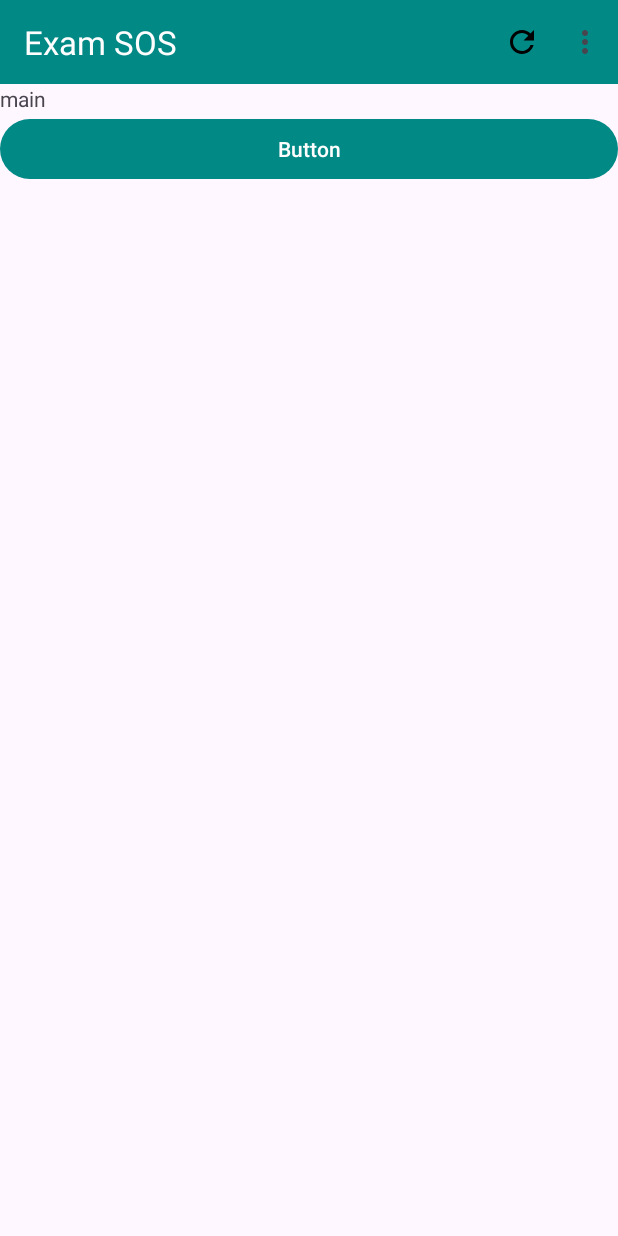
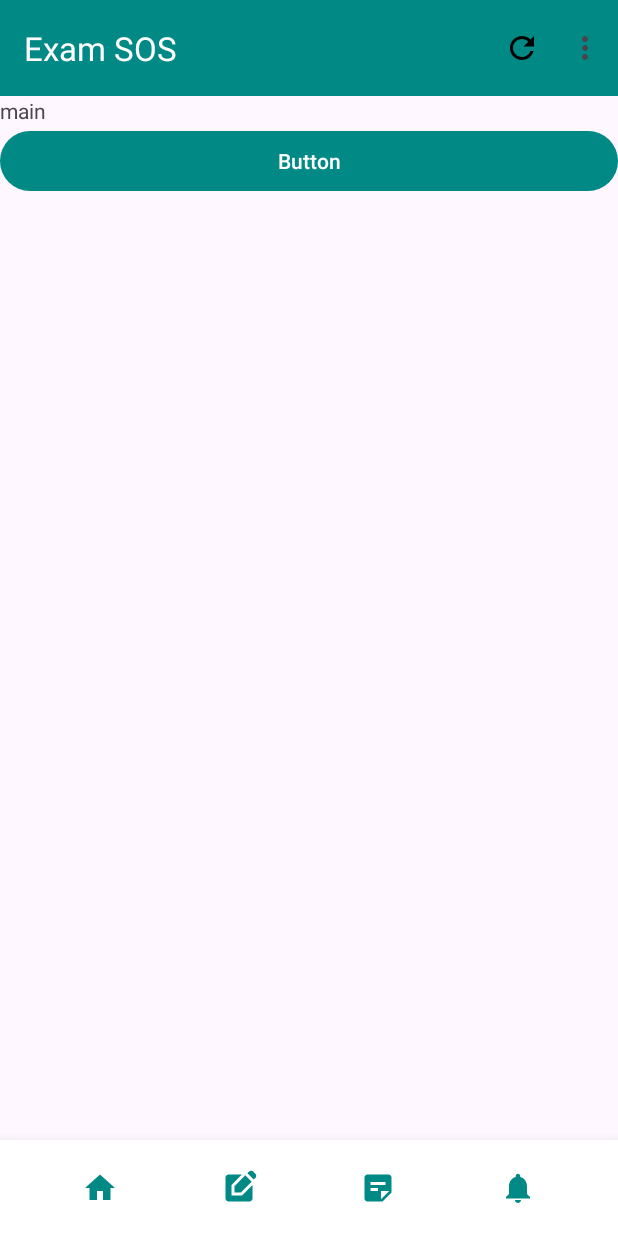
Before and after one commit to rayrayrachel/ExamSOS, an Android app: the screen it shows after launch (MainActivity), on a phone screen of 412 x 824 dp. Run offline under Robolectric (Android 15) with nearby library versions, the phone set to English and light mode, and no system bars.

Commit message:
[UI] Bottom Navigation Bar

```diff
--- a/app/src/main/java/com/example/examsos/NotesActivity.kt
+++ b/app/src/main/java/com/example/examsos/NotesActivity.kt
@@ -30,7 +30,7 @@ class NotesActivity : AppCompatActivity(){
         return when (item.itemId) {
             R.id.upButton -> {
                 finish()
-                Log.i(myTag, "restart clicked")
+                Log.i(myTag, "Up Button clicked")
                 true
             }
 
--- /dev/null
+++ b/app/src/main/res/drawable/baseline_quiz_24.xml
@@ -0,0 +1,7 @@
+<vector xmlns:android="http://schemas.android.com/apk/res/android" android:height="24dp" android:tint="#000000" android:viewportHeight="24" android:viewportWidth="24" android:width="24dp">
+
+    <path android:fillColor="@android:color/white" android:pathData="M4,6H2v14c0,1.1 0.9,2 2,2h14v-2H4V6z"/>
+
+    <path android:fillColor="@android:color/white" android:pathData="M20,2H8C6.9,2 6,2.9 6,4v12c0,1.1 0.9,2 2,2h12c1.1,0 2,-0.9 2,-2V4C22,2.9 21.1,2 20,2zM14.01,15c-0.59,0 -1.05,-0.47 -1.05,-1.05c0,-0.59 0.47,-1.04 1.05,-1.04c0.59,0 1.04,0.45 1.04,1.04C15.04,14.53 14.6,15 14.01,15zM16.51,8.83c-0.63,0.93 -1.23,1.21 -1.56,1.81c-0.13,0.24 -0.18,0.4 -0.18,1.18h-1.52c0,-0.41 -0.06,-1.08 0.26,-1.65c0.41,-0.73 1.18,-1.16 1.63,-1.8c0.48,-0.68 0.21,-1.94 -1.14,-1.94c-0.88,0 -1.32,0.67 -1.5,1.23l-1.37,-0.57C11.51,5.96 12.52,5 13.99,5c1.23,0 2.08,0.56 2.51,1.26C16.87,6.87 17.08,7.99 16.51,8.83z"/>
+
+</vector>
--- /dev/null
+++ b/app/src/main/res/drawable/ic_home.xml
@@ -0,0 +1,5 @@
+<vector xmlns:android="http://schemas.android.com/apk/res/android" android:height="24dp" android:tint="#000000" android:viewportHeight="24" android:viewportWidth="24" android:width="24dp">
+
+    <path android:fillColor="@android:color/white" android:pathData="M10,20v-6h4v6h5v-8h3L12,3 2,12h3v8z"/>
+
+</vector>
--- /dev/null
+++ b/app/src/main/res/drawable/ic_level.xml
@@ -0,0 +1,9 @@
+<vector xmlns:android="http://schemas.android.com/apk/res/android" android:height="24dp" android:tint="#000000" android:viewportHeight="24" android:viewportWidth="24" android:width="24dp">
+
+    <path android:fillColor="@android:color/white" android:pathData="M7,17V9.93L13.93,3l0,0H5C3.9,3 3,3.9 3,5v14c0,1.1 0.9,2 2,2h14c1.1,0 2,-0.9 2,-2v-8.93L14.07,17H7z"/>
+
+    <path android:fillColor="@android:color/white" android:pathData="M9,15l4.24,0l7.2,-7.2l-4.24,-4.24l-7.2,7.2z"/>
+
+    <path android:fillColor="@android:color/white" android:pathData="M22.91,2.49l-1.41,-1.41c-0.78,-0.78 -2.05,-0.78 -2.83,0l-1.06,1.06l4.24,4.24l1.06,-1.06C23.7,4.54 23.7,3.27 22.91,2.49z"/>
+
+</vector>
--- /dev/null
+++ b/app/src/main/res/drawable/ic_note.xml
@@ -0,0 +1,5 @@
+<vector xmlns:android="http://schemas.android.com/apk/res/android" android:autoMirrored="true" android:height="24dp" android:tint="#000000" android:viewportHeight="24" android:viewportWidth="24" android:width="24dp">
+
+    <path android:fillColor="@android:color/white" android:pathData="M19,3H4.99C3.89,3 3,3.9 3,5l0.01,14c0,1.1 0.89,2 1.99,2h10l6,-6V5C21,3.9 20.1,3 19,3zM7,8h10v2H7V8zM12,14H7v-2h5V14zM14,19.5V14h5.5L14,19.5z"/>
+
+</vector>
--- /dev/null
+++ b/app/src/main/res/drawable/ic_notifications.xml
@@ -0,0 +1,5 @@
+<vector xmlns:android="http://schemas.android.com/apk/res/android" android:height="24dp" android:tint="#000000" android:viewportHeight="24" android:viewportWidth="24" android:width="24dp">
+
+    <path android:fillColor="@android:color/white" android:pathData="M12,22c1.1,0 2,-0.9 2,-2h-4c0,1.1 0.89,2 2,2zM18,16v-5c0,-3.07 -1.64,-5.64 -4.5,-6.32L13.5,4c0,-0.83 -0.67,-1.5 -1.5,-1.5s-1.5,0.67 -1.5,1.5v0.68C7.63,5.36 6,7.92 6,11v5l-2,2v1h16v-1l-2,-2z"/>
+
+</vector>
--- a/app/src/main/res/layout/activity_main.xml
+++ b/app/src/main/res/layout/activity_main.xml
@@ -1,32 +1,31 @@
 <?xml version="1.0" encoding="utf-8"?>
-<androidx.constraintlayout.widget.ConstraintLayout xmlns:android="http://schemas.android.com/apk/res/android"
+<androidx.constraintlayout.widget.ConstraintLayout
+    xmlns:android="http://schemas.android.com/apk/res/android"
     xmlns:app="http://schemas.android.com/apk/res-auto"
     xmlns:tools="http://schemas.android.com/tools"
     android:id="@+id/main"
     android:layout_width="match_parent"
     android:layout_height="match_parent"
-    tools:context=".MainActivity"
     android:orientation="vertical"
-    android:gravity="center_horizontal">
-
+    android:gravity="center_horizontal"
+    tools:context=".MainActivity">
 
     <LinearLayout
-
+        android:id="@+id/main_content"
         android:layout_width="match_parent"
-        android:layout_height="match_parent"
-        android:orientation="vertical">
-
+        android:layout_height="0dp"
+        android:orientation="vertical"
+        app:layout_constraintTop_toTopOf="parent"
+        app:layout_constraintBottom_toTopOf="@id/bottom_navigation">
 
         <androidx.appcompat.widget.Toolbar
             android:id="@+id/main_toolbar"
             android:layout_width="match_parent"
+            android:layout_height="wrap_content"
+            android:background="@color/theme_primary"
             android:minHeight="?attr/actionBarSize"
-            android:layout_height="56dp"
-            app:titleTextColor="@android:color/white"
             app:popupTheme="@style/CustomOverflowMenuStyle"
-
-            android:background="@color/theme_primary" />
-
+            app:titleTextColor="@android:color/white" />
 
         <TextView
             android:id="@+id/textView"
@@ -40,4 +39,11 @@
             android:layout_height="wrap_content"
             android:text="Button" />
     </LinearLayout>
+
+    <include
+        android:id="@+id/bottom_navigation"
+        layout="@layout/bottom_navigation"
+        android:layout_width="match_parent"
+        android:layout_height="wrap_content"
+        app:layout_constraintBottom_toBottomOf="parent" />
 </androidx.constraintlayout.widget.ConstraintLayout>
--- /dev/null
+++ b/app/src/main/res/layout/bottom_navigation.xml
@@ -0,0 +1,67 @@
+<?xml version="1.0" encoding="utf-8"?>
+<androidx.constraintlayout.widget.ConstraintLayout xmlns:android="http://schemas.android.com/apk/res/android"
+    xmlns:app="http://schemas.android.com/apk/res-auto"
+    android:layout_width="match_parent"
+    android:layout_height="wrap_content"
+    android:orientation="horizontal"
+    android:background="@color/white"
+    android:padding="20dp"
+    android:elevation="10dp"
+    app:labelVisibilityMode="labeled" >
+
+    <LinearLayout
+        android:layout_width="match_parent"
+        android:layout_height="match_parent"
+        android:orientation="horizontal">
+
+        <ImageButton
+            android:id="@+id/nav_home"
+            android:layout_width="0dp"
+            android:layout_height="match_parent"
+            android:layout_weight="1"
+            android:background="?attr/selectableItemBackground"
+            android:contentDescription="@string/home_page_name"
+            android:src="@drawable/ic_home"
+            android:title="@string/home_page_name"
+            app:tint="@color/theme_primary" />
+
+
+        <ImageButton
+            android:id="@+id/nav_levels"
+            android:layout_width="0dp"
+            android:layout_height="wrap_content"
+            android:layout_weight="1"
+            android:background="?attr/selectableItemBackground"
+            android:src="@drawable/ic_level"
+            android:contentDescription="@string/level_page_name"
+            app:tint="@color/theme_primary"
+            android:title="@string/level_page_name"
+            />
+
+
+        <ImageButton
+            android:id="@+id/nav_notes"
+            android:layout_width="0dp"
+            android:layout_height="wrap_content"
+            android:layout_weight="1"
+            android:background="?attr/selectableItemBackground"
+            android:src="@drawable/ic_note"
+            android:contentDescription="@string/note_page_name"
+            app:tint="@color/theme_primary"
+            android:title="@string/note_page_name"
+            />
+
+        <ImageButton
+            android:id="@+id/nav_notifications"
+            android:layout_width="0dp"
+            android:layout_height="wrap_content"
+            android:layout_weight="1"
+            android:background="?attr/selectableItemBackground"
+            android:src="@drawable/ic_notifications"
+            android:contentDescription="@string/notification_page_name"
+            app:tint="@color/theme_primary"
+            android:title="@string/notification_page_name"
+            />
+
+    </LinearLayout>
+</androidx.constraintlayout.widget.ConstraintLayout>
--- a/app/src/main/res/menu/sub_tool_bar_layout.xml
+++ b/app/src/main/res/menu/sub_tool_bar_layout.xml
@@ -3,7 +3,7 @@
     xmlns:app="http://schemas.android.com/apk/res-auto">
     <item
         android:id="@+id/upButton"
-        android:icon="@drawable/backarrow"
+        android:icon="@drawable/ic_backarrow"
         android:title="@string/appbar_item_back"
         app:showAsAction="ifRoom"/>
 </menu>
--- a/app/src/main/res/menu/tool_bar_layout.xml
+++ b/app/src/main/res/menu/tool_bar_layout.xml
@@ -4,13 +4,13 @@
 
     <item
         android:id="@+id/refresh"
-        android:icon="@drawable/refresh"
+        android:icon="@drawable/ic_refresh"
         android:title="@string/appbar_item_more"
         app:showAsAction="ifRoom" />
 
     <item
         android:id="@+id/upButton"
-        android:icon="@drawable/backarrow"
+        android:icon="@drawable/ic_backarrow"
         android:title="@string/appbar_item_back"
         app:showAsAction="ifRoom" />
 
--- a/app/src/main/res/values/strings.xml
+++ b/app/src/main/res/values/strings.xml
@@ -3,6 +3,8 @@
     <string name="home_page_name">Home</string>
     <string name="level_page_name">Level</string>
     <string name="note_page_name">Note</string>
+    <string name="notification_page_name">Notifications</string>
+
 
     <!-- Action items for the app bar -->
     <string name="appbar_item_more">More</string>
```
Also changed, not shown: app/src/main/res/drawable/ic_backarrow.xml (renamed from app/src/main/res/drawable/backarrow.xml), app/src/main/res/drawable/ic_logout.xml (renamed from app/src/main/res/drawable/logout.xml), app/src/main/res/drawable/ic_moremenu.xml (renamed from app/src/main/res/drawable/moremenu.xml), app/src/main/res/drawable/ic_refresh.xml (renamed from app/src/main/res/drawable/refresh.xml).
